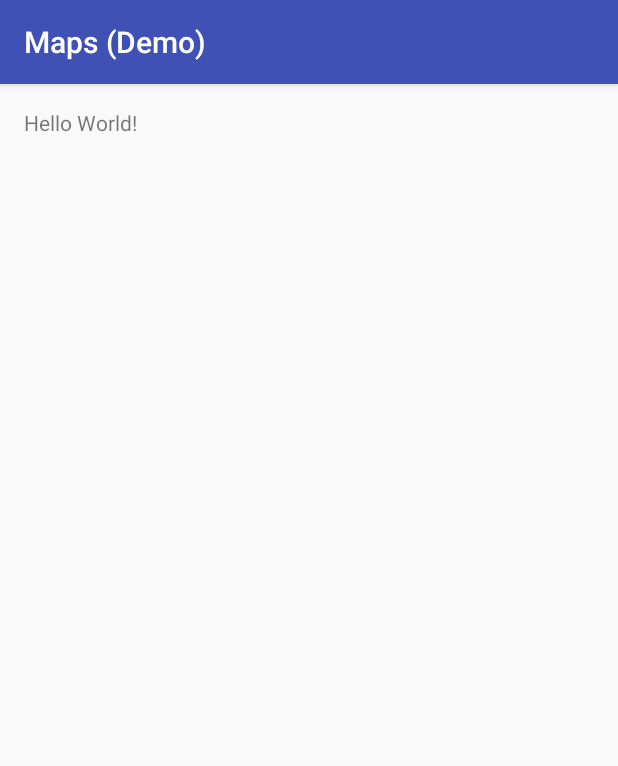
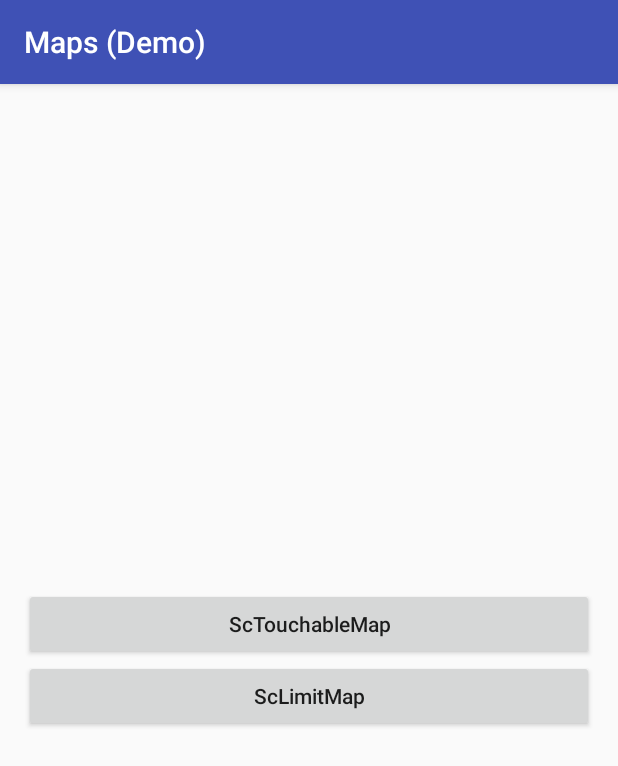
Before and after one commit to Paroca72/sc-maps, an Android app: the screen it shows after launch (MainActivity), on a phone screen of 412 x 824 dp. Shown: the top 766 px of the screen. Run offline under Robolectric (Android 15) with nearby library versions, the phone set to English and light mode, and no system bars.

```diff
--- a/app/build.gradle
+++ b/app/build.gradle
@@ -20,7 +20,8 @@ android {
 }
 
 dependencies {
-    compile fileTree(dir: 'libs', include: ['*.jar'])
+    compile fileTree(include: ['*.jar'], dir: 'libs')
     testCompile 'junit:junit:4.12'
     compile 'com.android.support:appcompat-v7:23.3.0'
+    compile project(':library')
 }
--- a/app/src/main/java/com/sccomponents/maps/demo/MainActivity.java
+++ b/app/src/main/java/com/sccomponents/maps/demo/MainActivity.java
@@ -1,13 +1,49 @@
 package com.sccomponents.maps.demo;
 
+import android.content.Intent;
+import android.os.Bundle;
 import android.support.v7.app.AppCompatActivity;
-import android.os.Bundle;
+import android.view.View;
+import android.widget.Button;
 
-public class MainActivity extends AppCompatActivity {
+public class MainActivity
+        extends AppCompatActivity
+        implements View.OnClickListener {
 
     @Override
     protected void onCreate(Bundle savedInstanceState) {
+        // Init
         super.onCreate(savedInstanceState);
         setContentView(R.layout.activity_main);
+
+        // Buttons events
+        Button touchableMap = (Button) this.findViewById(R.id.btnScTouchableMap);
+        touchableMap.setOnClickListener(this);
+
+        Button limitMap = (Button) this.findViewById(R.id.btnScLimitMap);
+        limitMap.setOnClickListener(this);
     }
+
+    @Override
+    public void onClick(View v) {
+        // Generic intent
+        Intent generic = null;
+
+        // Selector
+        switch (v.getId()) {
+            // ScTouchableMap
+            case R.id.btnScTouchableMap:
+                generic = new Intent(this, TouchableActivity.class);
+                break;
+
+            // ScLimitMap
+            case R.id.btnScLimitMap:
+                generic = new Intent(this, LimitActivity.class);
+                break;
+        }
+
+        // Start
+        this.startActivity(generic);
+    }
+
 }
--- a/app/src/main/res/layout/activity_main.xml
+++ b/app/src/main/res/layout/activity_main.xml
@@ -1,17 +1,29 @@
 <?xml version="1.0" encoding="utf-8"?>
-<RelativeLayout
+<LinearLayout
     xmlns:android="http://schemas.android.com/apk/res/android"
     xmlns:tools="http://schemas.android.com/tools"
     android:layout_width="match_parent"
     android:layout_height="match_parent"
+    android:gravity="center_vertical|center_horizontal"
+    android:orientation="vertical"
     android:paddingBottom="@dimen/activity_vertical_margin"
     android:paddingLeft="@dimen/activity_horizontal_margin"
     android:paddingRight="@dimen/activity_horizontal_margin"
     android:paddingTop="@dimen/activity_vertical_margin"
-    tools:context="com.sccomponents.maps.demo.MainActivity">
+    tools:context="scapps.com.sccheckerdemo.MainActivity">
 
-    <TextView
-        android:layout_width="wrap_content"
+    <Button
+        android:id="@+id/btnScTouchableMap"
+        android:layout_width="match_parent"
         android:layout_height="wrap_content"
-        android:text="Hello World!"/>
-</RelativeLayout>
+        android:text="ScTouchableMap"
+        android:textAllCaps="false"/>
+
+    <Button
+        android:id="@+id/btnScLimitMap"
+        android:layout_width="match_parent"
+        android:layout_height="wrap_content"
+        android:text="ScLimitMap"
+        android:textAllCaps="false"/>
+
+</LinearLayout>
--- a/library/src/main/AndroidManifest.xml
+++ b/library/src/main/AndroidManifest.xml
@@ -3,7 +3,6 @@
 
     <application
         android:allowBackup="true"
-        android:label="@string/app_name"
         android:supportsRtl="true"
         >
 
--- a/library/src/main/res/values/strings.xml
+++ /dev/null
@@ -1,3 +0,0 @@
-<resources>
-    <string name="app_name">Maps</string>
-</resources>
```
Also changed, not shown: app/src/main/AndroidManifest.xml (+23 -2 lines), app/src/main/java/com/sccomponents/maps/demo/LimitActivity.java (added, +32 -0 lines), app/src/main/java/com/sccomponents/maps/demo/TouchableActivity.java (added, +53 -0 lines), app/src/main/res/layout/activity_limit.xml (added, +16 -0 lines), app/src/main/res/layout/activity_touchable.xml (added, +16 -0 lines).
